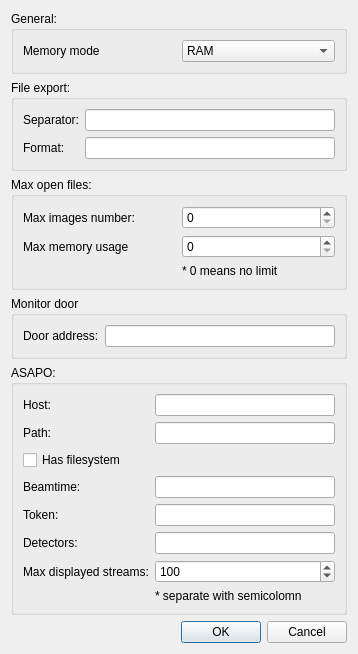
Before: the Qt Designer form src/uis/settings.ui in yamedvedya/data_viewer, drawn with Qt 5.
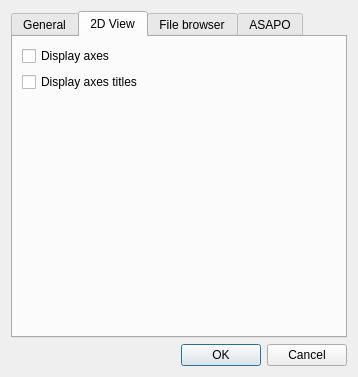
After: the same form once the commit is applied. The open tabs and pages were chosen to show the change.

Commit message: axes changing fixed; displaying of axes and titles; max messages in settings

What changed in the file:
```diff
--- a/src/uis/settings.ui
+++ b/src/uis/settings.ui
@@ -7,12 +7,22 @@
     <x>0</x>
     <y>0</y>
     <width>358</width>
-    <height>628</height>
+    <height>363</height>
    </rect>
   </property>
   <property name="windowTitle">
    <string>Settings</string>
   </property>
+  <layout class="QVBoxLayout" name="verticalLayout_3">
+   <item>
+    <widget class="QTabWidget" name="tabWidget">
+     <property name="currentIndex">
+      <number>0</number>
+     </property>
+     <widget class="QWidget" name="tab">
+      <attribute name="title">
+       <string>General</string>
+      </attribute>
   <layout class="QVBoxLayout" name="verticalLayout">
    <item>
     <widget class="QGroupBox" name="gb_max_files_4">
@@ -123,6 +133,47 @@
      </layout>
     </widget>
    </item>
+      </layout>
+     </widget>
+     <widget class="QWidget" name="tab_4">
+      <attribute name="title">
+       <string>2D View</string>
+      </attribute>
+      <layout class="QGridLayout" name="gridLayout_6">
+       <item row="1" column="0">
+        <widget class="QCheckBox" name="chk_display_axes_titles">
+         <property name="text">
+          <string>Display axes titles</string>
+         </property>
+        </widget>
+       </item>
+       <item row="0" column="0">
+        <widget class="QCheckBox" name="chk_display_axes">
+         <property name="text">
+          <string>Display axes</string>
+         </property>
+        </widget>
+       </item>
+       <item row="2" column="0">
+        <spacer name="verticalSpacer_3">
+         <property name="orientation">
+          <enum>Qt::Vertical</enum>
+         </property>
+         <property name="sizeHint" stdset="0">
+          <size>
+           <width>20</width>
+           <height>40</height>
+          </size>
+         </property>
+        </spacer>
+       </item>
+      </layout>
+     </widget>
+     <widget class="QWidget" name="tab_2">
+      <attribute name="title">
+       <string>File browser</string>
+      </attribute>
+      <layout class="QVBoxLayout" name="verticalLayout_2">
    <item>
     <widget class="QGroupBox" name="gb_door">
      <property name="title">
@@ -143,10 +194,24 @@
     </widget>
    </item>
    <item>
-    <widget class="QGroupBox" name="gb_max_files_2">
-     <property name="title">
-      <string>ASAPO:</string>
-     </property>
+        <spacer name="verticalSpacer_2">
+         <property name="orientation">
+          <enum>Qt::Vertical</enum>
+         </property>
+         <property name="sizeHint" stdset="0">
+          <size>
+           <width>20</width>
+           <height>196</height>
+          </size>
+         </property>
+        </spacer>
+       </item>
+      </layout>
+     </widget>
+     <widget class="QWidget" name="tab_3">
+      <attribute name="title">
+       <string>ASAPO</string>
+      </attribute>
      <layout class="QGridLayout" name="gridLayout_3">
       <item row="4" column="0">
        <widget class="QLabel" name="label_7">
@@ -162,13 +227,6 @@
         </property>
        </widget>
       </item>
-      <item row="7" column="1">
-       <widget class="QLabel" name="label_9">
-        <property name="text">
-         <string>* separate with semicolomn</string>
-        </property>
-       </widget>
-      </item>
       <item row="3" column="1">
        <widget class="QLineEdit" name="le_beamtime"/>
       </item>
@@ -192,17 +250,24 @@
         </property>
        </widget>
       </item>
-      <item row="4" column="1">
-       <widget class="QLineEdit" name="le_token"/>
-      </item>
-      <item row="6" column="0">
+       <item row="5" column="1">
+        <widget class="QLineEdit" name="le_detectors"/>
+       </item>
+       <item row="6" column="1">
+        <widget class="QLabel" name="label_9">
+         <property name="text">
+          <string>* separate with semicolomn</string>
+         </property>
+        </widget>
+       </item>
+       <item row="7" column="0">
        <widget class="QLabel" name="label_12">
         <property name="text">
          <string>Max displayed streams:</string>
         </property>
        </widget>
       </item>
-      <item row="6" column="1">
+       <item row="7" column="1">
        <widget class="QSpinBox" name="sp_max_streams">
         <property name="maximum">
          <number>100000</number>
@@ -233,6 +298,7 @@
        </widget>
       </item>
      </layout>
+     </widget>
     </widget>
    </item>
    <item>
```
Left out of the diff: 68 changed lines with no effect on the pictures. Lines whose indentation alone changed are shown as unchanged. The commit also changes 6 other files.
